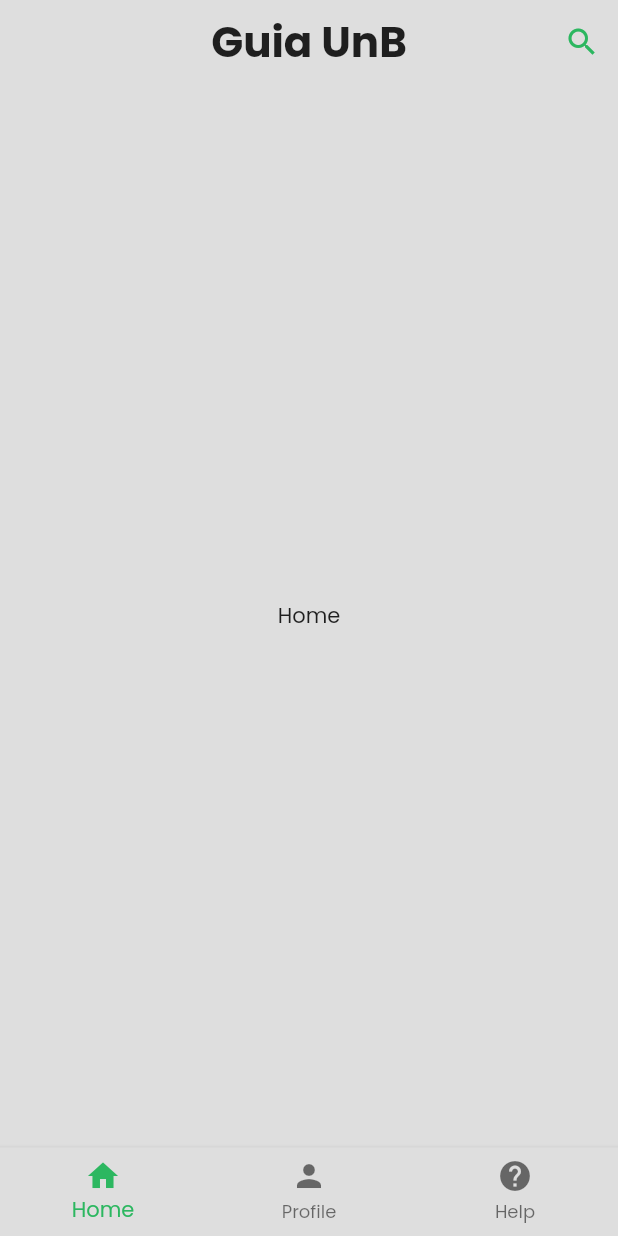
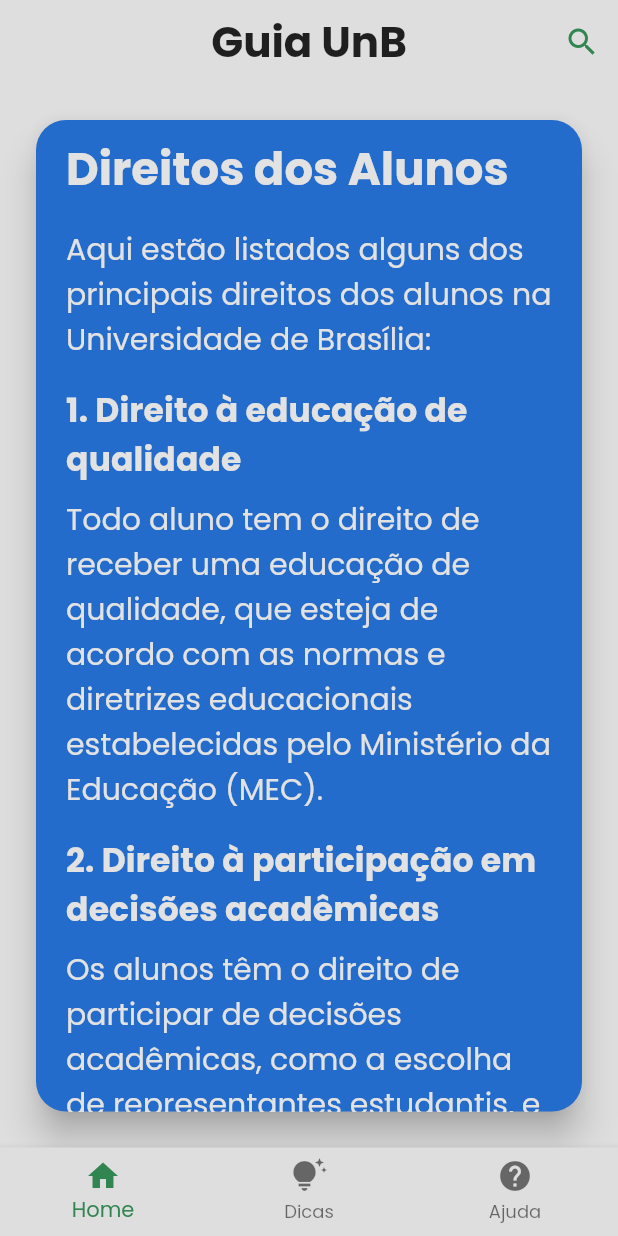
Before and after one commit to fga-eps-mds/2023.1-GuiaUnB, a Flutter app: the screen it shows after launch, after a tap on "Começar", on a phone screen of 412 x 824 dp. Run offline on Flutter 3.47's test engine with Material 2 defaults, Android fonts, the phone set to English and light mode, and no system bars; our stand-ins replace flutter_svg.

Commit message:
Creating pages to R1

```diff
--- /dev/null
+++ b/guia_unb/lib/core/components/app_card.dart
@@ -0,0 +1,44 @@
+import 'package:flutter/material.dart';
+
+class AppCard extends StatelessWidget {
+  const AppCard({
+    Key? key,
+    required this.title,
+    required this.subtitle,
+    required this.icon,
+  }) : super(key: key);
+
+  final String title;
+  final String subtitle;
+  final IconData icon;
+
+  @override
+  Widget build(BuildContext context) {
+    final theme = Theme.of(context);
+
+    return Padding(
+      padding: const EdgeInsets.symmetric(vertical: 8),
+      child: Card(
+        color: theme.primaryColor,
+        shape: RoundedRectangleBorder(
+          borderRadius: BorderRadius.circular(20),
+        ),
+        elevation: 10,
+        child: Padding(
+          padding: const EdgeInsets.all(8.0),
+          child: ListTile(
+            leading: Icon(icon, size: 30),
+            title: Text(
+              title,
+              style: theme.textTheme.titleMedium,
+            ),
+            subtitle: Text(
+              subtitle,
+              style: theme.textTheme.labelMedium,
+            ),
+          ),
+        ),
+      ),
+    );
+  }
+}
--- a/guia_unb/lib/core/config/theme/app_theme.dart
+++ b/guia_unb/lib/core/config/theme/app_theme.dart
@@ -20,11 +20,22 @@ class AppTheme {
       fontFamily: "Poppins",
       textTheme: const TextTheme(
         labelMedium: TextStyle(
+          color: AppColors.labelWhite,
           fontSize: 20,
         ),
         titleLarge: TextStyle(
           fontWeight: FontWeight.bold,
           fontSize: 60,
+        ),
+        titleMedium: TextStyle(
+          fontWeight: FontWeight.bold,
+          fontSize: 30,
+          color: AppColors.labelWhite,
+        ),
+        titleSmall: TextStyle(
+          fontWeight: FontWeight.bold,
+          fontSize: 22,
+          color: AppColors.labelWhite,
         ),
       ),
       buttonTheme: ButtonThemeData(
--- a/guia_unb/lib/core/util/color.dart
+++ b/guia_unb/lib/core/util/color.dart
@@ -3,7 +3,8 @@ import 'dart:ui';
 class AppColors {
   static const background = Color(0xFFDEDEDE);
   static const primary = Color(0xFF236CCC);
-  static const secondary = Color(0xFF2CB760);
+  static const secondary = Color(0xFF308550);
   static const buttonDisabled = Color(0xFF818181);
   static const label = Color(0xFF1F1F1F);
+  static const labelWhite = Color(0xFFE3E2E2);
 }
--- a/guia_unb/lib/pages/ajuda/ajuda_page.dart
+++ /dev/null
@@ -1,12 +0,0 @@
-import 'package:flutter/material.dart';
-
-class AjudaPage extends StatelessWidget {
-  const AjudaPage({Key? key}) : super(key: key);
-
-  @override
-  Widget build(BuildContext context) {
-    return const Scaffold(
-      body: Center(child: Text("Ajuda")),
-    );
-  }
-}
--- /dev/null
+++ b/guia_unb/lib/pages/home/dicas/dicas.dart
@@ -0,0 +1,62 @@
+import 'package:flutter/material.dart';
+import 'package:guia_unb/core/components/app_card.dart';
+
+class TipsPage extends StatelessWidget {
+  const TipsPage({super.key});
+
+  @override
+  Widget build(BuildContext context) {
+    final theme = Theme.of(context);
+    return SingleChildScrollView(
+      child: Padding(
+        padding: const EdgeInsets.symmetric(horizontal: 20),
+        child: Column(
+          children: [
+            Padding(
+              padding: const EdgeInsets.all(8.0),
+              child: Text(
+                'Dicas de Estudo',
+                style: theme.textTheme.titleMedium?.copyWith(
+                  color: Theme.of(context).colorScheme.primary,
+                ),
+              ),
+            ),
+            const AppCard(
+              title: 'Organize seu tempo',
+              subtitle:
+                  'Crie uma rotina de estudos, estabelecendo horários para cada atividade.',
+              icon: Icons.lightbulb_outline,
+            ),
+            const AppCard(
+              title: 'Faça resumos',
+              subtitle:
+                  'Após ler o conteúdo, faça um resumo com as principais informações.',
+              icon: Icons.lightbulb_outline,
+            ),
+            Padding(
+              padding: const EdgeInsets.all(8.0),
+              child: Text(
+                'Dicas de Saúde',
+                style: theme.textTheme.titleMedium?.copyWith(
+                  color: Theme.of(context).colorScheme.primary,
+                ),
+              ),
+            ),
+            const AppCard(
+              title: 'Mantenha a higiene',
+              subtitle:
+                  'Lave as mãos com frequência, evite compartilhar objetos pessoais e use máscaras de proteção.',
+              icon: Icons.local_hospital,
+            ),
+            const AppCard(
+              title: 'Pratique atividades físicas',
+              subtitle:
+              'Faça exercícios físicos regularmente para manter a saúde em dia.',
+              icon: Icons.local_hospital,
+            ),
+          ],
+        ),
+      ),
+    );
+  }
+}
--- a/guia_unb/lib/pages/home/home_page.dart
+++ b/guia_unb/lib/pages/home/home_page.dart
@@ -1,7 +1,9 @@
-import 'package:flutter/cupertino.dart';
 import 'package:flutter/material.dart';
 import 'package:guia_unb/core/util/color.dart';
-import 'package:guia_unb/pages/ajuda/ajuda_page.dart';
+import 'package:guia_unb/pages/home/inicio/inicio.dart';
+import 'package:guia_unb/pages/home/sobre/sobre.dart';
+
+import 'dicas/dicas.dart';
 
 class HomePage extends StatefulWidget {
   const HomePage({Key? key}) : super(key: key);
@@ -37,13 +39,13 @@ class _HomePageState extends State<HomePage> {
       body: IndexedStack(
         index: _selectedIndex,
         children: const [
-          Center(child: Text("Home")),
-          Center(child: Text("Profile")),
-          AjudaPage(),
+          InitialPage(),
+          TipsPage(),
+          AboutPage(),
         ],
       ),
       bottomNavigationBar: BottomNavigationBar(
-        elevation: 3,
+        elevation: 5,
         fixedColor: Theme.of(context).colorScheme.secondary,
         items: const <BottomNavigationBarItem>[
           BottomNavigationBarItem(
@@ -51,12 +53,12 @@ class _HomePageState extends State<HomePage> {
             label: 'Home',
           ),
           BottomNavigationBarItem(
-            icon: Icon(Icons.person),
-            label: 'Profile',
+            icon: Icon(Icons.tips_and_updates),
+            label: 'Dicas',
           ),
           BottomNavigationBarItem(
             icon: Icon(Icons.help),
-            label: 'Help',
+            label: 'Ajuda',
           ),
         ],
         currentIndex: _selectedIndex,
--- /dev/null
+++ b/guia_unb/lib/pages/home/inicio/inicio.dart
@@ -0,0 +1,92 @@
+import 'package:flutter/material.dart';
+
+class InitialPage extends StatelessWidget {
+  const InitialPage({Key? key}) : super(key: key);
+
+  @override
+  Widget build(BuildContext context) {
+    final theme = Theme.of(context);
+
+    return Padding(
+      padding: const EdgeInsets.all(20.0),
+      child: Card(
+        shape: RoundedRectangleBorder(
+          borderRadius: BorderRadius.circular(20),
+        ),
+        elevation: 10,
+        color: theme.colorScheme.primary,
+        child: SingleChildScrollView(
+          padding: const EdgeInsets.symmetric(
+            vertical: 10.0,
+            horizontal: 20,
+          ),
+          child: Column(
+            crossAxisAlignment: CrossAxisAlignment.start,
+            children: [
+              Text(
+                'Direitos dos Alunos',
+                style: theme.textTheme.titleMedium,
+              ),
+              const SizedBox(height: 16.0),
+              Text(
+                'Aqui estão listados alguns dos principais direitos dos alunos na Universidade de Brasília:',
+                style: theme.textTheme.labelMedium,
+              ),
+              const SizedBox(height: 16.0),
+              Text(
+                '1. Direito à educação de qualidade',
+                style: theme.textTheme.titleSmall,
+              ),
+              const SizedBox(height: 8.0),
+              Text(
+                'Todo aluno tem o direito de receber uma educação de qualidade, que esteja de acordo com as normas e diretrizes educacionais estabelecidas pelo Ministério da Educação (MEC).',
+                style: theme.textTheme.labelMedium,
+              ),
+              const SizedBox(height: 16.0),
+              Text(
+                '2. Direito à participação em decisões acadêmicas',
+                style: theme.textTheme.titleSmall,
+              ),
+              const SizedBox(height: 8.0),
+              Text(
+                'Os alunos têm o direito de participar de decisões acadêmicas, como a escolha de representantes estudantis, e de ter seus interesses representados pelos órgãos competentes da universidade.',
+                style: theme.textTheme.labelMedium,
+              ),
+              const SizedBox(height: 16.0),
+              Text(
+                '3. Direito à liberdade de expressão',
+                style: theme.textTheme.titleSmall,
+              ),
+              const SizedBox(height: 8.0),
+              Text(
+                'Os alunos têm o direito de se expressar livremente, desde que não prejudiquem o andamento das atividades acadêmicas ou desrespeitem a legislação vigente.',
+                style: theme.textTheme.labelMedium,
+              ),
+              const SizedBox(height: 16.0),
+              Text(
+                '4. Direito à segurança e bem-estar',
+                style: theme.textTheme.titleSmall,
+              ),
+              const SizedBox(height: 8.0),
+              Text(
+                'Os alunos têm o direito de frequentar um ambiente seguro e saudável, com medidas preventivas de segurança e ações de promoção da saúde e do bem-estar.',
+                style: theme.textTheme.labelMedium,
+              ),
+              const SizedBox(height: 16.0),
+              Text(
+                '5. Direito à acessibilidade',
+                style: theme.textTheme.titleSmall,
+              ),
+              const SizedBox(height: 8.0),
+              Text(
+                'Todo aluno com deficiência ou necessidades especiais tem o direito de ter acesso a recursos e serviços que garantam sua participação e inclusão plena na vida acadêmica da universidade.',
+                style: theme.textTheme.labelMedium,
+              ),
+              const SizedBox(height: 16.0),
+            ],
+          ),
+        ),
+      ),
+    );
+  }
+}
--- /dev/null
+++ b/guia_unb/lib/pages/home/sobre/sobre.dart
@@ -0,0 +1,46 @@
+import 'package:flutter/material.dart';
+
+class AboutPage extends StatelessWidget {
+  const AboutPage({Key? key}) : super(key: key);
+
+  @override
+  Widget build(BuildContext context) {
+    final theme = Theme.of(context);
+
+    return Padding(
+      padding: const EdgeInsets.all(20.0),
+      child: Column(
+        mainAxisAlignment: MainAxisAlignment.start,
+        children: [
+          Card(
+            shape: RoundedRectangleBorder(
+              borderRadius: BorderRadius.circular(20),
+            ),
+            elevation: 10,
+            color: theme.colorScheme.primary,
+            child: Padding(
+              padding: const EdgeInsets.symmetric(
+                vertical: 10.0,
+                horizontal: 20,
+              ),
+              child: Column(
+                children: [
+                  Text(
+                    "Por quê usar o Guia UnB?",
+                    style: theme.textTheme.titleMedium,
+                  ),
+                  const SizedBox(height: 20),
+                  Text(
+                    "O Guia UnB é um aplicativo que tem como objetivo facilitar a vida dos alunos da Universidade de Brasília. Com ele, você pode encontrar informações sobre os cursos, disciplinas, professores e salas de aula da UnB.\n"
+                    "Além disso, você pode encontrar informações sobre os restaurantes universitários, bibliotecas, centros acadêmicos e muito mais!",
+                    style: theme.textTheme.labelMedium,
+                  ),
+                ],
+              ),
+            ),
+          ),
+        ],
+      ),
+    );
+  }
+}
```
